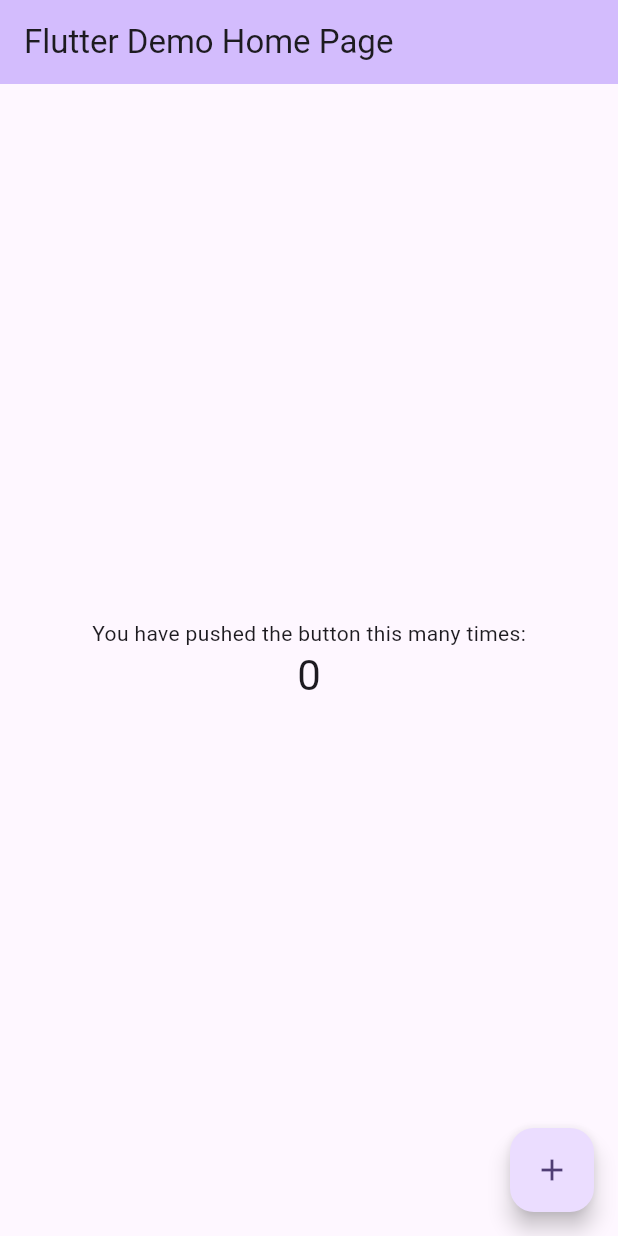
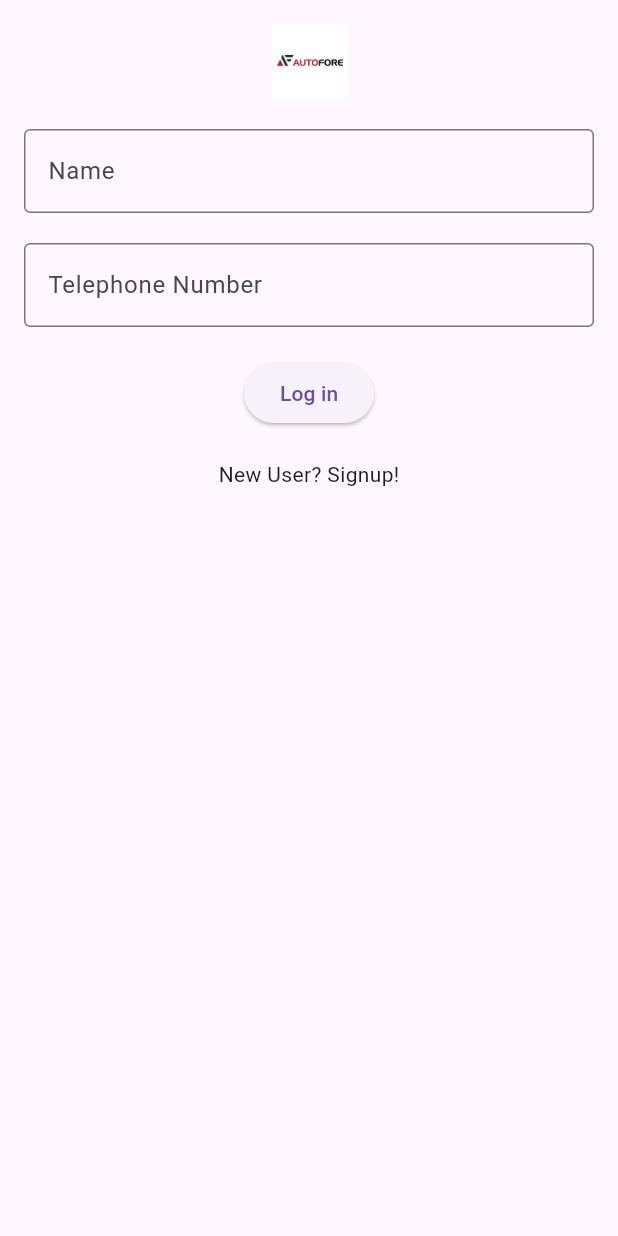
Before and after one commit to Autofore-Co-Ltd/Auto4U, a Flutter app: the screen it shows after launch, on a phone screen of 412 x 824 dp. Run offline on Flutter 3.47's test engine with Material 3 defaults, Android fonts, the phone set to English and light mode, and no system bars.

Commit message:
added new files

```diff
--- a/lib/main.dart
+++ b/lib/main.dart
@@ -1,125 +1,32 @@
 import 'package:flutter/material.dart';
+import 'views/home.dart';
+import 'views/login.dart';
+import 'views/signup.dart';
+import 'views/chat.dart';
+import 'views/splash_screen.dart';
 
 void main() {
-  runApp(const MyApp());
+  runApp(const AutoFore());
 }
 
-class MyApp extends StatelessWidget {
-  const MyApp({super.key});
+class AutoFore extends StatelessWidget {
+  const AutoFore({Key? key}) : super(key: key);
 
-  // This widget is the root of your application.
   @override
   Widget build(BuildContext context) {
     return MaterialApp(
-      title: 'Flutter Demo',
+      title: 'AutoFore',
       theme: ThemeData(
-        // This is the theme of your application.
-        //
-        // TRY THIS: Try running your application with "flutter run". You'll see
-        // the application has a purple toolbar. Then, without quitting the app,
-        // try changing the seedColor in the colorScheme below to Colors.green
-        // and then invoke "hot reload" (save your changes or press the "hot
-        // reload" button in a Flutter-supported IDE, or press "r" if you used
-        // the command line to start the app).
-        //
-        // Notice that the counter didn't reset back to zero; the application
-        // state is not lost during the reload. To reset the state, use hot
-        // restart instead.
-        //
-        // This works for code too, not just values: Most code changes can be
-        // tested with just a hot reload.
-        colorScheme: ColorScheme.fromSeed(seedColor: Colors.deepPurple),
-        useMaterial3: true,
+        primarySwatch: Colors.red,
       ),
-      home: const MyHomePage(title: 'Flutter Demo Home Page'),
+      initialRoute: '/',
+      routes: {
+        '/': (context) => const SplashScreen(),
+        '/login': (context) => const Login(),
+        '/signup': (context) => const Signup(),
+        '/chat': (context) => const Chat(),
+        '/home': (context) => Home(),
+      },
     );
   }
 }
-
-class MyHomePage extends StatefulWidget {
-  const MyHomePage({super.key, required this.title});
-
-  // This widget is the home page of your application. It is stateful, meaning
-  // that it has a State object (defined below) that contains fields that affect
-  // how it looks.
-
-  // This class is the configuration for the state. It holds the values (in this
-  // case the title) provided by the parent (in this case the App widget) and
-  // used by the build method of the State. Fields in a Widget subclass are
-  // always marked "final".
-
-  final String title;
-
-  @override
-  State<MyHomePage> createState() => _MyHomePageState();
-}
-
-class _MyHomePageState extends State<MyHomePage> {
-  int _counter = 0;
-
-  void _incrementCounter() {
-    setState(() {
-      // This call to setState tells the Flutter framework that something has
-      // changed in this State, which causes it to rerun the build method below
-      // so that the display can reflect the updated values. If we changed
-      // _counter without calling setState(), then the build method would not be
-      // called again, and so nothing would appear to happen.
-      _counter++;
-    });
-  }
-
-  @override
-  Widget build(BuildContext context) {
-    // This method is rerun every time setState is called, for instance as done
-    // by the _incrementCounter method above.
-    //
-    // The Flutter framework has been optimized to make rerunning build methods
-    // fast, so that you can just rebuild anything that needs updating rather
-    // than having to individually change instances of widgets.
-    return Scaffold(
-      appBar: AppBar(
-        // TRY THIS: Try changing the color here to a specific color (to
-        // Colors.amber, perhaps?) and trigger a hot reload to see the AppBar
-        // change color while the other colors stay the same.
-        backgroundColor: Theme.of(context).colorScheme.inversePrimary,
-        // Here we take the value from the MyHomePage object that was created by
-        // the App.build method, and use it to set our appbar title.
-        title: Text(widget.title),
-      ),
-      body: Center(
-        // Center is a layout widget. It takes a single child and positions it
-        // in the middle of the parent.
-        child: Column(
-          // Column is also a layout widget. It takes a list of children and
-          // arranges them vertically. By default, it sizes itself to fit its
-          // children horizontally, and tries to be as tall as its parent.
-          //
-          // Column has various properties to control how it sizes itself and
-          // how it positions its children. Here we use mainAxisAlignment to
-          // center the children vertically; the main axis here is the vertical
-          // axis because Columns are vertical (the cross axis would be
-          // horizontal).
-          //
-          // TRY THIS: Invoke "debug painting" (choose the "Toggle Debug Paint"
-          // action in the IDE, or press "p" in the console), to see the
-          // wireframe for each widget.
-          mainAxisAlignment: MainAxisAlignment.center,
-          children: <Widget>[
-            const Text(
-              'You have pushed the button this many times:',
-            ),
-            Text(
-              '$_counter',
-              style: Theme.of(context).textTheme.headlineMedium,
-            ),
-          ],
-        ),
-      ),
-      floatingActionButton: FloatingActionButton(
-        onPressed: _incrementCounter,
-        tooltip: 'Increment',
-        child: const Icon(Icons.add),
-      ), // This trailing comma makes auto-formatting nicer for build methods.
-    );
-  }
-}
--- /dev/null
+++ b/lib/views/login.dart
@@ -0,0 +1,58 @@
+import 'package:flutter/material.dart';
+
+class Login extends StatelessWidget {
+  const Login({Key? key}) : super(key: key);
+
+  @override
+  Widget build(BuildContext context) {
+    return Scaffold(
+      body: SingleChildScrollView(
+        child: Padding(
+          padding: const EdgeInsets.all(16.0),
+          child: Column(
+            mainAxisAlignment: MainAxisAlignment.center,
+            children: [
+              // Constrain the logo to 50x50
+              Container(
+                width: 50,
+                height: 50,
+                child: Image.asset(
+                  'assets/logo.jpeg',
+                  fit: BoxFit.contain,
+                ),
+              ),
+              const SizedBox(height: 20),
+              const TextField(
+                decoration: InputDecoration(
+                  labelText: 'Name',
+                  border: OutlineInputBorder(),
+                ),
+              ),
+              const SizedBox(height: 20),
+              const TextField(
+                decoration: InputDecoration(
+                  labelText: 'Telephone Number',
+                  border: OutlineInputBorder(),
+                ),
+              ),
+              const SizedBox(height: 20),
+              ElevatedButton(
+                onPressed: () {
+                  Navigator.pushNamed(context, '/home');
+                },
+                child: const Text('Log in'),
+              ),
+              const SizedBox(height: 20),
+              GestureDetector(
+                onTap: () {
+                  Navigator.pushNamed(context, '/signup');
+                },
+                child: const Text('New User? Signup!'),
+              ),
+            ],
+          ),
+        ),
+      ),
+    );
+  }
+}
```
Also changed, not shown: lib/views/chat.dart (added, +83 -0 lines), lib/views/home.dart (added, +143 -0 lines), lib/views/signup.dart (added, +65 -0 lines), lib/views/splash_screen.dart (added, +43 -0 lines), pubspec.yaml (+28 -12 lines), analysis_options.yaml (line endings or trailing spaces), assets/corolla.jpg (added), assets/logo.jpeg (added), pubspec.lock, 46 other files.
